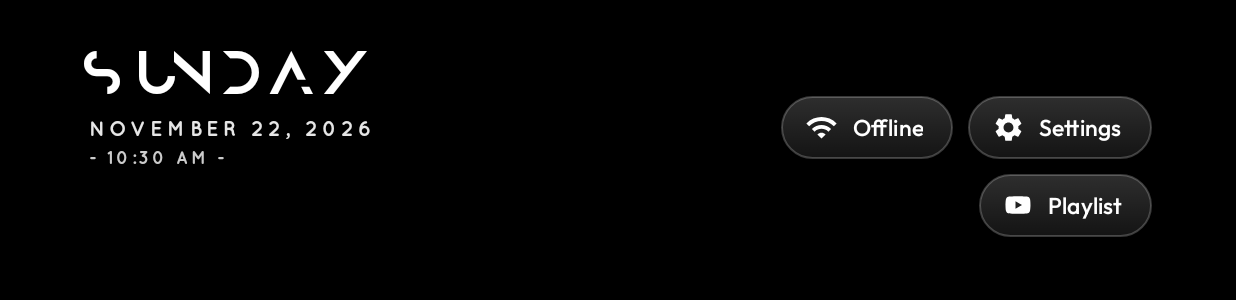
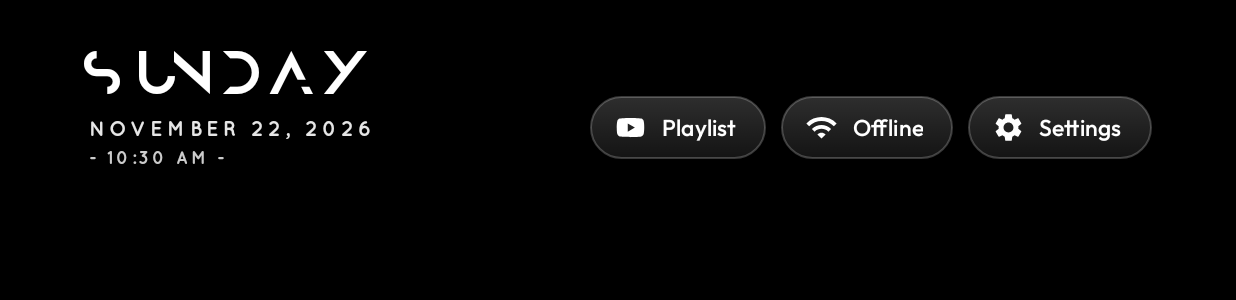
Before and after one commit to jeet1202/cytv, an Android app: the MainActivity screen opened directly, with no data from a screen before it, on a phone screen of 824 x 412 dp (held sideways). Shown: the top 300 px of the screen. Run offline under Robolectric (Android 15) with nearby library versions, the phone set to English and light mode, and no system bars; pictures from the network do not load.

Commit message:
Move playlist capsule to left of inputs with matching size and spacing

```diff
--- a/app/src/main/res/drawable/ic_youtube.xml
+++ b/app/src/main/res/drawable/ic_youtube.xml
@@ -1,10 +1,10 @@
 <?xml version="1.0" encoding="utf-8"?>
 <vector xmlns:android="http://schemas.android.com/apk/res/android"
-    android:width="20dp"
-    android:height="20dp"
+    android:width="22dp"
+    android:height="22dp"
     android:viewportWidth="24"
     android:viewportHeight="24">
     <path
         android:fillColor="#FFFFFFFF"
-        android:pathData="M21.58,7.19c-0.23,-0.86,-0.91,-1.54,-1.77,-1.77C18.25,5,12,5,12,5s-6.25,0,-7.81,0.42c-0.86,0.23,-1.54,0.91,-1.77,1.77C2,8.75,2,12,2,12s0,3.25,0.42,4.81c0.23,0.86,0.91,1.54,1.77,1.77C5.75,19,12,19,12,19s6.25,0,7.81,-0.42c0.86,-0.23,1.54,-0.91,1.77,-1.77C22,15.25,22,12,22,12s0,-3.25,-0.42,-4.81zM10,15V9l5.2,3L10,15z"/>
+        android:pathData="M21.58,7.19c-0.23,-0.86,-0.91,-1.54,-1.77,-1.77C18.25,5,12,5,12,5s-6.25,0,-7.81,0.42c-0.86,0.23,-1.54,0.91,-1.77,1.77C2,8.75,2,12,2,12s0,3.25,0.42,4.81c0.23,0.86,0.91,1.54,1.77,1.77C5.75,19,12,19,12,19s6.25,0,7.81,-0.42c0.86,-0.23,1.54,-0.91,1.77,-1.77C22,15.25,22,12,22,12s0,-3.25,-0.42,-4.81zM10,15V9l5.2,3L10,15z" />
 </vector>
--- a/app/src/main/res/layout/activity_main.xml
+++ b/app/src/main/res/layout/activity_main.xml
@@ -323,11 +323,20 @@
                 android:orientation="horizontal">
 
                 <TextView
+                    android:id="@+id/btnPlaylist"
+                    style="@style/TopButton"
+                    android:singleLine="true"
+                    android:ellipsize="end"
+                    android:text="@string/playlist"
+                    android:drawableStart="@drawable/ic_youtube"
+                    android:nextFocusDown="@+id/grid" />
+
+                <TextView
                     android:id="@+id/btnInputs"
                     style="@style/TopButton"
                     android:text="@string/inputs"
                     android:drawableStart="@drawable/ic_input"
-                    android:nextFocusDown="@+id/btnPlaylist" />
+                    android:nextFocusDown="@+id/grid" />
 
                 <TextView
                     android:id="@+id/btnWifi"
@@ -337,7 +346,7 @@
                     android:ellipsize="end"
                     android:text="@string/wifi"
                     android:drawableStart="@drawable/ic_wifi"
-                    android:nextFocusDown="@+id/btnPlaylist" />
+                    android:nextFocusDown="@+id/grid" />
 
                 <TextView
                     android:id="@+id/btnVpn"
@@ -345,14 +354,14 @@
                     android:visibility="gone"
                     android:singleLine="true"
                     android:text="@string/vpn"
-                    android:nextFocusDown="@+id/btnPlaylist" />
+                    android:nextFocusDown="@+id/grid" />
 
                 <TextView
                     android:id="@+id/btnReorder"
                     style="@style/TopButtonIcon"
                     android:contentDescription="@string/reorder"
                     android:drawableStart="@drawable/ic_swap_vert"
-                    android:nextFocusDown="@+id/btnPlaylist" />
+                    android:nextFocusDown="@+id/grid" />
 
                 <TextView
                     android:id="@+id/btnLibraryTop"
@@ -360,29 +369,15 @@
                     android:visibility="gone"
                     android:contentDescription="@string/app_library"
                     android:drawableStart="@drawable/ic_apps_pill"
-                    android:nextFocusDown="@+id/btnPlaylist" />
+                    android:nextFocusDown="@+id/grid" />
 
                 <TextView
                     android:id="@+id/btnSettings"
                     style="@style/TopButton"
                     android:text="@string/settings"
                     android:drawableStart="@drawable/ic_settings"
-                    android:nextFocusDown="@+id/btnPlaylist" />
+                    android:nextFocusDown="@+id/grid" />
             </LinearLayout>
-
-            <TextView
-                android:id="@+id/btnPlaylist"
-                style="@style/TopButton"
-                android:layout_alignParentEnd="true"
-                android:layout_below="@id/topButtons"
-                android:layout_marginTop="4dp"
-                android:maxWidth="200dp"
-                android:singleLine="true"
-                android:ellipsize="end"
-                android:text="@string/playlist"
-                android:drawableStart="@drawable/ic_youtube"
-                android:nextFocusUp="@+id/btnWifi"
-                android:nextFocusDown="@+id/grid" />
         </RelativeLayout>
 
         <!-- The wrapper clips at the grid's edge; the grid itself must not clip so scaled tiles can overflow their cells. -->
```
Also changed, not shown: app/src/main/java/com/gathin/tvhome/MainActivity.java (+5 -21 lines).
